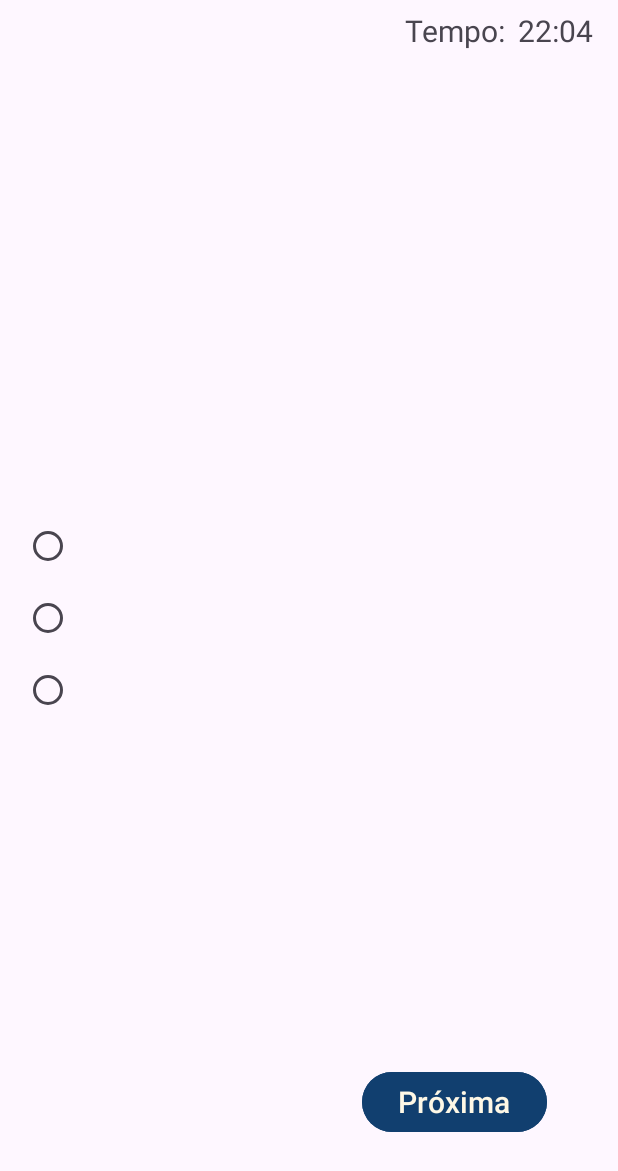
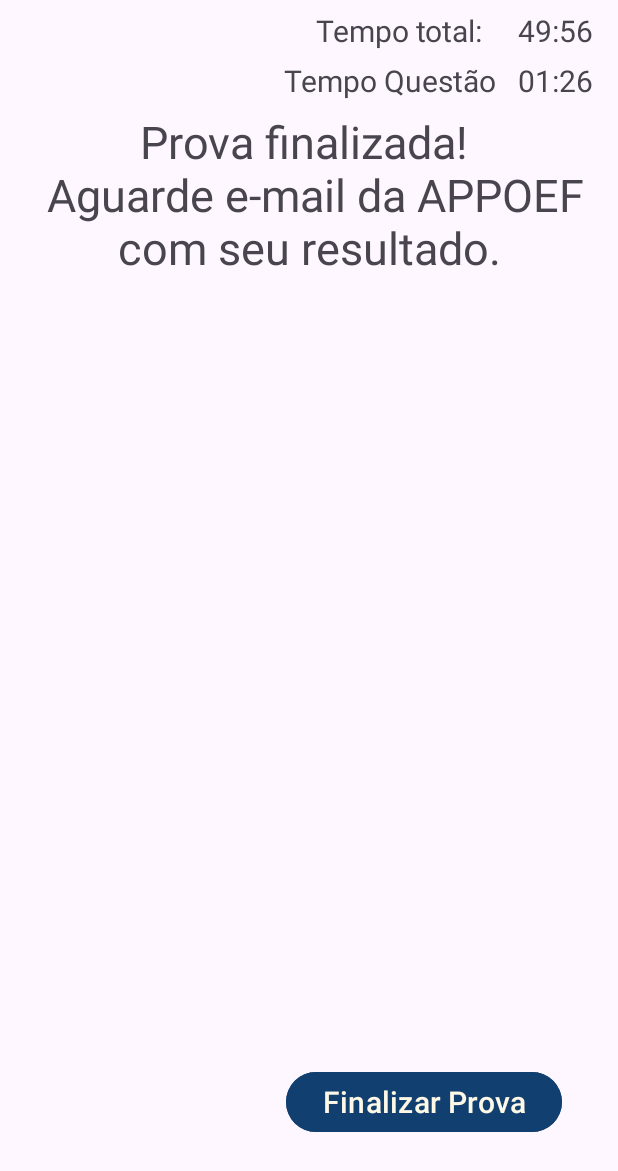
Before and after one commit to 2024-2-NCC3/Projeto3, an Android app: the ProvaActivity screen opened directly, with no data from a screen before it, after a tap on "Próxima", on a phone screen of 412 x 824 dp. Shown: the top 1171 px of the screen. Run offline under Robolectric (Android 15) with nearby library versions, the phone set to English and light mode, and no system bars; our stand-ins replace Volley; network calls fail.

Commit message:
Prova Servidor
 - Separação de métodos no servidor node relacionados a prova, criando arquivo prova.js
 - Atualização index.js chamando os métodos do arquivo pro.js
 - Teste de criação de prova pelo postman - ok para todas as funcionalidades
	=> getCadastroPerguntas
	=> getPerguntaCadastrada
	=> postCadastrarPergunta
	=> postCriarProva
 - Conexão servidor/db com o app - ok e testado
 - Criação botão Finalizar Prova - Aparece texto avisando a finalização da prova
 - Criar tempo de prova e perguntas - funciona, porém, o timer está duplicando - corrigir

```diff
--- a/src/Frontend/AppAppoef/app/src/main/java/com/example/appappoef/OrientacaoProvaActivity.java
+++ b/src/Frontend/AppAppoef/app/src/main/java/com/example/appappoef/OrientacaoProvaActivity.java
@@ -28,6 +28,7 @@ public class OrientacaoProvaActivity extends AppCompatActivity {
         btnIniciarProva.setOnClickListener(view -> {
             Intent intent = new Intent(this, ProvaActivity.class);
             startActivity(intent);
+
         });
 
         btnOrientVoltar.setOnClickListener(view -> {
@@ -41,4 +42,5 @@ public class OrientacaoProvaActivity extends AppCompatActivity {
             return insets;
         });
     }
+
 }
--- a/src/Frontend/AppAppoef/app/src/main/java/com/example/appappoef/ProvaActivity.java
+++ b/src/Frontend/AppAppoef/app/src/main/java/com/example/appappoef/ProvaActivity.java
@@ -1,6 +1,9 @@
 package com.example.appappoef;
 
+import android.content.Intent;
 import android.os.Bundle;
+import android.os.CountDownTimer;
+import android.os.Handler;
 import android.util.Log;
 import android.view.View;
 import android.widget.Button;
@@ -26,23 +29,29 @@ import org.json.JSONArray;
 import org.json.JSONException;
 import org.json.JSONObject;
 
-import java.util.ArrayList;
-
 public class ProvaActivity extends AppCompatActivity {
 
+    // Delcaração de objetos
     private RequestQueue requestQueue;
-    private final String URL_BUSCAR_DADOS = "https://xm4tg7-3000.csb.app/randomPerguntas";
+    private final String URL_BUSCAR_DADOS = "https://xm4tg7-3000.csb.app/provaUsuario";
     private TextView campoIdProva,campoQuestao, campoIdRespA, campoIdRespB, campoIdRespC, campoRespCorreta;
-    private TextView texTime, textNumTime;
+    private TextView textNumTimeTotal, textNumTempoQ;
     private RadioButton campoTextRespA, campoTextRespB, campoTextRespC;
-    private Button btnProxima;
+    private Button btnProxima, btnFinalizarProva;
+
+    //Declaração de variáeis auxiliares
+    private int indiceAtual = 0;
+    private JSONArray questoes;
+    private CountDownTimer timer;
+
+
 
     @Override
     protected void onCreate(Bundle savedInstanceState) {
         super.onCreate(savedInstanceState);
         EdgeToEdge.enable(this);
         setContentView(R.layout.activity_prova);
-// Requisição de rede
+        // Requisição de rede
         requestQueue = Volley.newRequestQueue(this);
 
         // Instanciando objetos
@@ -56,17 +65,29 @@ public class ProvaActivity extends AppCompatActivity {
         campoTextRespC = findViewById(R.id.radioTextRespC);
         campoRespCorreta = findViewById(R.id.RespCorreta);
 
-        texTime = findViewById(R.id.texTime);
-        textNumTime = findViewById(R.id.textNumTime);
+        textNumTempoQ = findViewById(R.id.textNumTempoQ);
+        textNumTimeTotal = findViewById(R.id.textNumTimeTotal);
 
         btnProxima = findViewById(R.id.btnProxima);
+        btnFinalizarProva = findViewById(R.id.btnFinalizarProva);
+
+        // Contagem regressiva
+        contagemRegressivaTotal(3000000);
+        contagemRegressivaQ(90000);
+
+
+        // mostar primira pergunta
+        dadosServidor();
 
         btnProxima.setOnClickListener(view -> {
-            buscarDados();
+            avancarQuestoes();
+
         });
 
-        //chamar método
-        buscarDados();
+        btnFinalizarProva.setOnClickListener(view -> {
+            Intent intent = new Intent(this, PrincipalActivity.class);
+            startActivity(intent);
+        });
 
         ViewCompat.setOnApplyWindowInsetsListener(findViewById(R.id.main), (v, insets) -> {
             Insets systemBars = insets.getInsets(WindowInsetsCompat.Type.systemBars());
@@ -74,8 +95,8 @@ public class ProvaActivity extends AppCompatActivity {
             return insets;
         });
     }
-
-    public void buscarDados(){
+    //Metodo para buscar infromações do servidor
+    public void dadosServidor(){
         //Buscar dados do servidor
         JsonArrayRequest jsonArrayRequest = new JsonArrayRequest(
                 Request.Method.GET,
@@ -84,60 +105,7 @@ public class ProvaActivity extends AppCompatActivity {
                 new Response.Listener<JSONArray>() {
                     @Override
                     public void onResponse(JSONArray response) {
-                        // Dados recebidos
-                        ArrayList<String> dados = new ArrayList<>();
-                        try {
-                            for (int i = 0; i < response.length(); i++) {
-                                JSONObject obj = response.getJSONObject(i);
-                                // Pegar dados
-                                String idProva = obj.getString("idProva");
-                                String Questao = obj.getString("Questao");
-                                String idRespA = obj.getString("idRespA");
-                                String textRespA = obj.getString("textRespA");
-                                String idRespB = obj.getString("idRespB");
-                                String textRespB = obj.getString("textRespB");
-                                String idRespC = obj.getString("idRespC");
-                                String textRespC = obj.getString("textRespC");
-                                String RespCorreta = obj.getString("RespCorreta");
-
-                                // Exibis dados
-                                campoIdProva.setText(idProva);
-                                campoQuestao.setText(Questao);
-                                campoIdRespA.setText(idRespA);
-                                campoTextRespA.setText(textRespA);
-                                campoIdRespB.setText(idRespB);
-                                campoTextRespB.setText(textRespB);
-                                campoIdRespC.setText(idRespC);
-                                campoTextRespC.setText(textRespC);
-                                campoRespCorreta.setText(RespCorreta);
-
-                                // Comparar ids
-                                campoTextRespA.setOnCheckedChangeListener((buttonView, isChecked) -> {
-                                    if(isChecked && RespCorreta.equals(idRespA)){
-                                        campoIdRespA.setVisibility(View.VISIBLE);
-                                    } else{
-                                        campoIdRespA.setVisibility(View.INVISIBLE);
-                                    }
-                                });
-                                campoTextRespB.setOnCheckedChangeListener((buttonView, isChecked) -> {
-                                    if(isChecked && RespCorreta.equals(idRespB)){
-                                        campoIdRespB.setVisibility(View.VISIBLE);
-                                    } else{
-                                        campoIdRespB.setVisibility(View.INVISIBLE);
-                                    }
-                                });
-                                campoTextRespC.setOnCheckedChangeListener((buttonView, isChecked) -> {
-                                    if(isChecked && RespCorreta.equals(idRespC)){
-                                        campoIdRespC.setVisibility(View.VISIBLE);
-                                    } else{
-                                        campoIdRespC.setVisibility(View.INVISIBLE);
-                                    }
-                                });
-                            }
-                        } catch (JSONException e) {
-                            e.printStackTrace();
-                            Toast.makeText(ProvaActivity.this, "Erro ao processar o JSON", Toast.LENGTH_SHORT).show();
-                        }
+                        buscarDados(response);
                     }
                 },
                 new Response.ErrorListener() {
@@ -152,4 +120,105 @@ public class ProvaActivity extends AppCompatActivity {
         // Requisição à fila
         requestQueue.add(jsonArrayRequest);
     }
+    // Metodo para pegar os dados da prova
+    public void buscarDados(JSONArray response){
+        questoes = response;
+        mostrarPergunta(indiceAtual);
+    }
+    // Metodo para mostar as perguntas na activity
+    public void mostrarPergunta(int indice){
+        // Verifica se o indice está dentro do intervalo
+        if(questoes != null && indice >= 0 && indice < questoes.length()){
+            try {
+                JSONObject obj = questoes.getJSONObject(indice);
+                // Pegar dados
+                String idProva = obj.getString("idProva");
+                String Questao = obj.getString("Questao");
+                String idRespA = obj.getString("idRespA");
+                String textRespA = obj.getString("textRespA");
+                String idRespB = obj.getString("idRespB");
+                String textRespB = obj.getString("textRespB");
+                String idRespC = obj.getString("idRespC");
+                String textRespC = obj.getString("textRespC");
+                String RespCorreta = obj.getString("RespCorreta");
+                // Exibis dados
+                campoIdProva.setText(idProva);
+                campoQuestao.setText(Questao);
+                campoIdRespA.setText(idRespA);
+                campoTextRespA.setText(textRespA);
+                campoIdRespB.setText(idRespB);
+                campoTextRespB.setText(textRespB);
+                campoIdRespC.setText(idRespC);
+                campoTextRespC.setText(textRespC);
+                campoRespCorreta.setText(RespCorreta);
+            } catch (JSONException e) {
+                e.printStackTrace();
+                Toast.makeText(ProvaActivity.this, "Erro ao processar o JSON", Toast.LENGTH_SHORT).show();
+                }
+        } else {
+            // Se indice fora do intervalo
+            Toast.makeText(ProvaActivity.this, "Indice fora do Intervalor", Toast.LENGTH_SHORT).show();
+        }
+
+    }
+    // Metodo para mudar de questão
+    public void avancarQuestoes(){
+        // Incrementa o indice para exibir a próxima pergunta
+        if (questoes != null && indiceAtual < questoes.length() - 1){
+            indiceAtual++;
+            mostrarPergunta(indiceAtual); // mostar a próxima pergunta
+            contagemRegressivaQ(90000);
+        }else {
+            // Se ultimo item
+            campoQuestao.setTextSize(30);
+            campoQuestao.setText("Prova finalizada! \n Aguarde e-mail da APPOEF com seu resultado.");
+            btnFinalizarProva.setVisibility(View.VISIBLE);
+            btnProxima.setVisibility(View.GONE);
+            campoIdProva.setVisibility(View.GONE);
+            campoIdRespA.setVisibility(View.GONE);
+            campoTextRespA.setVisibility(View.GONE);
+            campoIdRespB.setVisibility(View.GONE);
+            campoTextRespB.setVisibility(View.GONE);
+            campoIdRespC.setVisibility(View.GONE);
+            campoTextRespC.setVisibility(View.GONE);
+            campoRespCorreta.setVisibility(View.GONE);
+        }
+    }
+    // Metodo para formatar o tempo em mm ss
+    private String formataTempo(long tempo){
+        long min = (tempo / 1000) / 60;
+        long sec = (tempo/ 1000) % 60;
+        return String.format("%02d:%02d", min, sec);
+    }
+    // Metodo de contagem regressiva
+    private void contagemRegressivaTotal(long tempoInicialTotal){
+        new CountDownTimer(tempoInicialTotal, 1000){
+            @Override
+            public void onTick(long millisUntilFinished){
+                textNumTimeTotal.setText(formataTempo(millisUntilFinished));
+            }
+            @Override
+            public void onFinish(){
+                textNumTimeTotal.setText("Fim!");
+            }
+        }.start();
+    }
+    private void contagemRegressivaQ(long tempoInicialTotal){
+        // Cancela o timer existente
+        if (timer != null){
+            timer.cancel();
+        }
+        new CountDownTimer(tempoInicialTotal, 1000){
+            @Override
+            public void onTick(long millisUntilFinished){
+                textNumTempoQ.setText(formataTempo(millisUntilFinished));
+            }
+            @Override
+            public void onFinish(){
+                textNumTempoQ.setText("Fim!");
+                avancarQuestoes();
+            }
+        }.start();
+    }
+
 }
--- a/src/Frontend/AppAppoef/app/src/main/res/layout/activity_prova.xml
+++ b/src/Frontend/AppAppoef/app/src/main/res/layout/activity_prova.xml
@@ -8,23 +8,36 @@
     tools:context=".ProvaActivity">
 
     <TextView
-        android:id="@+id/texTime"
+        android:id="@+id/texTimeTotal"
         android:layout_width="wrap_content"
         android:layout_height="wrap_content"
-        android:text="Tempo:"
+        android:text="Tempo total:"
         android:textSize="20sp"
         app:layout_constraintBottom_toBottomOf="parent"
         app:layout_constraintEnd_toEndOf="parent"
-        app:layout_constraintHorizontal_bias="0.781"
+        app:layout_constraintHorizontal_bias="0.7"
         app:layout_constraintStart_toStartOf="parent"
         app:layout_constraintTop_toTopOf="parent"
         app:layout_constraintVertical_bias="0.008" />
 
     <TextView
-        android:id="@+id/textNumTime"
+        android:id="@+id/textTempoQuestao"
         android:layout_width="wrap_content"
         android:layout_height="wrap_content"
-        android:text="22:04"
+        android:text="Tempo Questão"
+        android:textSize="20sp"
+        app:layout_constraintBottom_toBottomOf="parent"
+        app:layout_constraintEnd_toEndOf="parent"
+        app:layout_constraintHorizontal_bias="0.7"
+        app:layout_constraintStart_toStartOf="parent"
+        app:layout_constraintTop_toTopOf="parent"
+        app:layout_constraintVertical_bias="0.05"  />
+
+    <TextView
+        android:id="@+id/textNumTimeTotal"
+        android:layout_width="wrap_content"
+        android:layout_height="wrap_content"
+        android:text="00:00"
         android:textSize="20sp"
         app:layout_constraintBottom_toBottomOf="parent"
         app:layout_constraintEnd_toEndOf="parent"
@@ -32,6 +45,19 @@
         app:layout_constraintStart_toStartOf="parent"
         app:layout_constraintTop_toTopOf="parent"
         app:layout_constraintVertical_bias="0.008" />
+
+    <TextView
+        android:id="@+id/textNumTempoQ"
+        android:layout_width="wrap_content"
+        android:layout_height="wrap_content"
+        android:text="00:00"
+        android:textSize="20sp"
+        app:layout_constraintBottom_toBottomOf="parent"
+        app:layout_constraintEnd_toEndOf="parent"
+        app:layout_constraintHorizontal_bias="0.954"
+        app:layout_constraintStart_toStartOf="parent"
+        app:layout_constraintTop_toTopOf="parent"
+        app:layout_constraintVertical_bias="0.05" />
 
     <TextView
         android:id="@+id/textIdProva"
@@ -87,7 +113,7 @@
 
     <TextView
         android:id="@+id/textQuestao"
-        android:layout_width="wrap_content"
+        android:layout_width="0dp"
         android:layout_height="wrap_content"
         android:layout_marginStart="16dp"
         android:layout_marginEnd="16dp"
@@ -99,7 +125,7 @@
         app:layout_constraintHorizontal_bias="0.0"
         app:layout_constraintStart_toStartOf="parent"
         app:layout_constraintTop_toTopOf="parent"
-        app:layout_constraintVertical_bias="0.073" />
+        app:layout_constraintVertical_bias="0.104" />
 
     <TextView
         android:id="@+id/RespCorreta"
@@ -149,23 +175,6 @@
     </RadioGroup>
 
     <Button
-        android:id="@+id/btnVoltar"
-        android:layout_width="wrap_content"
-        android:layout_height="wrap_content"
-        android:backgroundTint="@color/azul_escuro"
-        android:text="Voltar"
-        android:textColor="@color/bege"
-        android:textSize="20dp"
-
-        android:visibility="invisible"
-        app:layout_constraintBottom_toBottomOf="parent"
-        app:layout_constraintEnd_toEndOf="parent"
-        app:layout_constraintHorizontal_bias="0.218"
-        app:layout_constraintStart_toStartOf="parent"
-        app:layout_constraintTop_toTopOf="parent"
-        app:layout_constraintVertical_bias="0.916" />
-
-    <Button
         android:id="@+id/btnProxima"
         android:layout_width="wrap_content"
         android:layout_height="wrap_content"
@@ -173,6 +182,7 @@
         android:text="Próxima"
         android:textColor="@color/bege"
         android:textSize="20dp"
+        android:gravity="center"
         app:layout_constraintBottom_toBottomOf="parent"
         app:layout_constraintEnd_toEndOf="parent"
         app:layout_constraintHorizontal_bias="0.835"
@@ -180,4 +190,22 @@
         app:layout_constraintTop_toTopOf="parent"
         app:layout_constraintVertical_bias="0.916" />
 
+    <Button
+        android:id="@+id/btnFinalizarProva"
+        android:layout_width="wrap_content"
+        android:layout_height="wrap_content"
+        android:backgroundTint="@color/azul_escuro"
+        android:text="Finalizar Prova"
+        android:textColor="@color/bege"
+        android:textSize="20dp"
+        android:visibility="invisible"
+        android:gravity="center"
+        app:layout_constraintBottom_toBottomOf="parent"
+        app:layout_constraintEnd_toEndOf="parent"
+        app:layout_constraintHorizontal_bias="0.835"
+        app:layout_constraintStart_toStartOf="parent"
+        app:layout_constraintTop_toTopOf="parent"
+        app:layout_constraintVertical_bias="0.916" />
+
+
 </androidx.constraintlayout.widget.ConstraintLayout>
```
Also changed, not shown: 12 other files.
